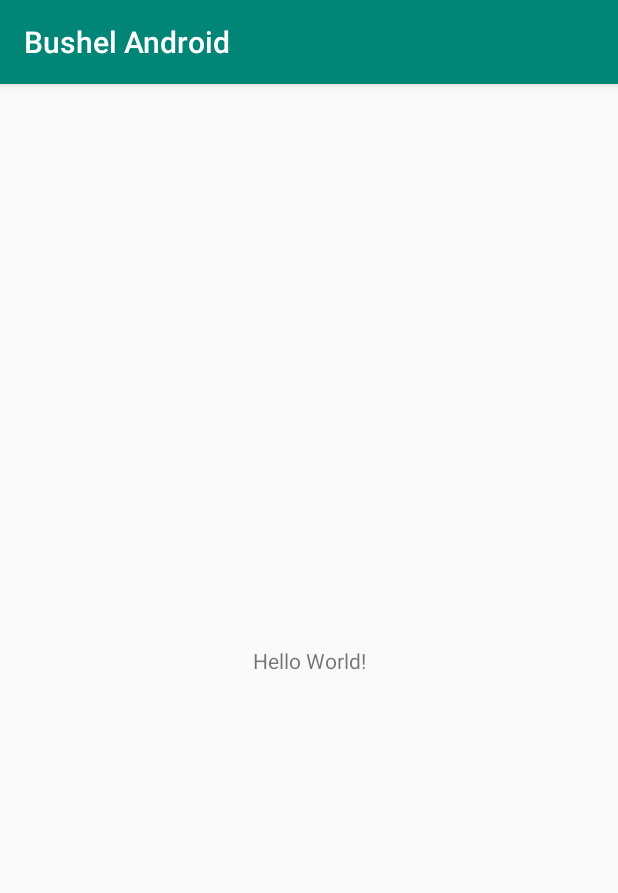
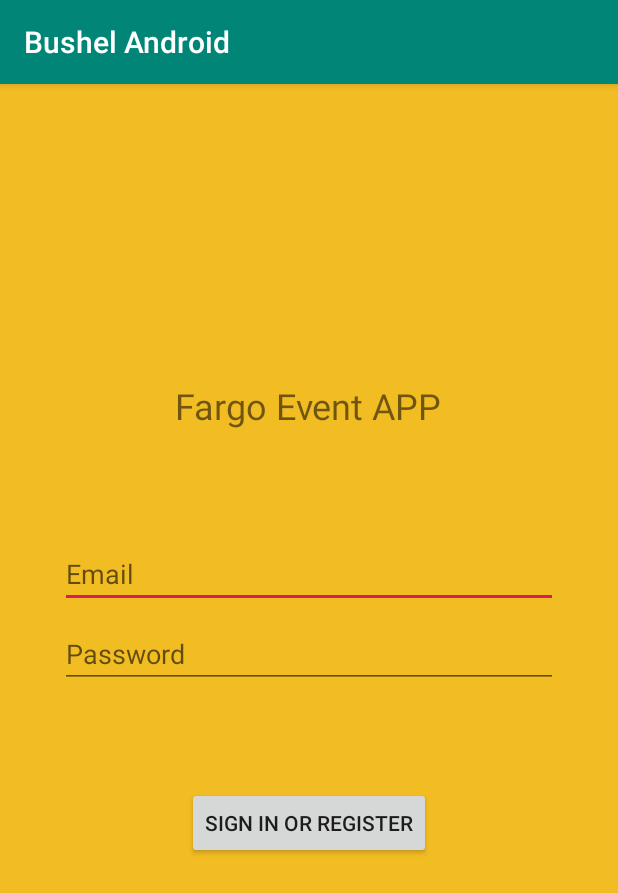
Before and after one commit to sqyqyq/Bushel_Android, an Android app: the screen it shows after launch (MainActivity), on a phone screen of 412 x 824 dp. Shown: the top 893 px of the screen. Run offline under Robolectric (Android 15) with nearby library versions, the phone set to English and light mode, and no system bars.

```diff
--- a/app/build.gradle
+++ b/app/build.gradle
@@ -25,11 +25,14 @@ android {
 
 dependencies {
     implementation fileTree(dir: 'libs', include: ['*.jar'])
-    implementation"org.jetbrains.kotlin:kotlin-stdlib-jdk7:$kotlin_version"
+    implementation "org.jetbrains.kotlin:kotlin-stdlib-jdk7:$kotlin_version"
     implementation 'androidx.appcompat:appcompat:1.0.2'
     implementation 'androidx.core:core-ktx:1.2.0'
     implementation 'androidx.constraintlayout:constraintlayout:1.1.3'
     testImplementation 'junit:junit:4.12'
     androidTestImplementation 'androidx.test.ext:junit:1.1.0'
     androidTestImplementation 'androidx.test.espresso:espresso-core:3.1.1'
+
+    implementation 'com.squareup.retrofit2:converter-gson:2.5.0'
+    implementation 'com.squareup.retrofit2:retrofit:2.5.0'
 }
--- a/app/src/main/AndroidManifest.xml
+++ b/app/src/main/AndroidManifest.xml
@@ -2,6 +2,7 @@
 <manifest xmlns:android="http://schemas.android.com/apk/res/android"
     package="com.example.bushelandroid">
 
+    <uses-permission android:name="android.permission.INTERNET" />
     <application
         android:allowBackup="true"
         android:icon="@mipmap/ic_launcher"
@@ -9,10 +10,10 @@
         android:roundIcon="@mipmap/ic_launcher_round"
         android:supportsRtl="true"
         android:theme="@style/AppTheme">
-        <activity android:name=".MainActivity">
+        <activity android:name=".activities.EventActivity"></activity>
+        <activity android:name=".activities.MainActivity">
             <intent-filter>
                 <action android:name="android.intent.action.MAIN" />
-
                 <category android:name="android.intent.category.LAUNCHER" />
             </intent-filter>
         </activity>
--- /dev/null
+++ b/app/src/main/java/com/example/bushelandroid/models/AppPreferences.kt
@@ -0,0 +1,54 @@
+package com.example.bushelandroid.models
+
+import android.content.Context
+
+class AppPreferences private constructor(private val myContx: Context) {
+
+    val isLoggedIn: Boolean
+        get() {
+            val sharedPreferences = myContx.getSharedPreferences(SHARED_PREF_NAME, Context.MODE_PRIVATE)
+            return sharedPreferences.getInt("id", -1) != -1
+        }
+
+//    val token: String?
+//        get() {
+//            val sharedPreferences = myContx.getSharedPreferences(SHARED_PREF_NAME, Context.MODE_PRIVATE)
+//            return sharedPreferences.getString("authorization",null)
+////                sharedPreferences.getString("username", null),
+//
+//
+//        }
+
+
+    fun saveToken(token: String?) {
+
+        val sharedPreferences = myContx.getSharedPreferences(SHARED_PREF_NAME, Context.MODE_PRIVATE)
+        val editor = sharedPreferences.edit()
+
+//        editor.putString("username", user.Username)
+        editor.putInt("id", 1)
+        editor.putString("authorization", token)
+        editor.apply()
+
+    }
+
+    fun clear() {
+        val sharedPreferences = myContx.getSharedPreferences(SHARED_PREF_NAME, Context.MODE_PRIVATE)
+        val editor = sharedPreferences.edit()
+        editor.clear()
+        editor.apply()
+    }
+
+    companion object {
+        private val SHARED_PREF_NAME = "my_shared_preff"
+        private var mInstance: AppPreferences? = null
+        @Synchronized
+        fun getInstance(myContx: Context): AppPreferences {
+            if (mInstance == null) {
+                mInstance = AppPreferences(myContx)
+            }
+            return mInstance as AppPreferences
+        }
+    }
+
+}
--- /dev/null
+++ b/app/src/main/java/com/example/bushelandroid/models/User.kt
@@ -0,0 +1,3 @@
+package com.example.bushelandroid.models
+
+data class User( val token:String?)
--- /dev/null
+++ b/app/src/main/java/com/example/bushelandroid/models/loginResponse.kt
@@ -0,0 +1,5 @@
+package com.example.bushelandroid.models
+
+//import com.google.gson.annotations.SerializedName
+
+data class LoginResponse (val token: String)
--- a/app/src/main/res/layout/activity_main.xml
+++ b/app/src/main/res/layout/activity_main.xml
@@ -2,17 +2,91 @@
 <androidx.constraintlayout.widget.ConstraintLayout xmlns:android="http://schemas.android.com/apk/res/android"
     xmlns:app="http://schemas.android.com/apk/res-auto"
     xmlns:tools="http://schemas.android.com/tools"
+    android:id="@+id/container"
     android:layout_width="match_parent"
     android:layout_height="match_parent"
-    tools:context=".MainActivity">
+    android:background="@color/Event_Yellow"
+    android:paddingLeft="@dimen/activity_horizontal_margin"
+    android:paddingTop="@dimen/activity_vertical_margin"
+    android:paddingRight="@dimen/activity_horizontal_margin"
+    android:paddingBottom="@dimen/activity_vertical_margin"
+    tools:context=".activities.MainActivity">
+
+    <EditText
+        android:id="@+id/edit_username"
+        android:layout_width="0dp"
+        android:layout_height="wrap_content"
+        android:layout_marginStart="24dp"
+        android:layout_marginTop="288dp"
+        android:layout_marginEnd="24dp"
+        android:autofillHints="username"
+        android:hint="@string/prompt_email"
+        android:inputType="textEmailAddress"
+        android:selectAllOnFocus="true"
+        app:layout_constraintEnd_toEndOf="parent"
+        app:layout_constraintStart_toStartOf="parent"
+        app:layout_constraintTop_toTopOf="parent" />
+
+    <EditText
+        android:id="@+id/edit_password"
+        android:layout_width="0dp"
+        android:layout_height="wrap_content"
+        android:layout_marginStart="24dp"
+        android:layout_marginTop="8dp"
+        android:layout_marginEnd="24dp"
+        android:autofillHints="password"
+        android:hint="@string/prompt_password"
+        android:imeActionLabel="@string/action_sign_in_short"
+        android:imeOptions="actionDone"
+        android:inputType="textPassword"
+        android:selectAllOnFocus="true"
+        app:layout_constraintEnd_toEndOf="parent"
+        app:layout_constraintStart_toStartOf="parent"
+        app:layout_constraintTop_toBottomOf="@+id/edit_username" />
+
+    <Button
+        android:id="@+id/login"
+        android:layout_width="wrap_content"
+        android:layout_height="wrap_content"
+        android:layout_gravity="start"
+        android:layout_marginStart="48dp"
+        android:layout_marginTop="16dp"
+        android:layout_marginEnd="48dp"
+        android:layout_marginBottom="64dp"
+
+        android:text="@string/action_sign_in"
+        app:layout_constraintBottom_toBottomOf="parent"
+        app:layout_constraintEnd_toEndOf="parent"
+        app:layout_constraintStart_toStartOf="parent"
+        app:layout_constraintTop_toBottomOf="@+id/edit_password"
+        app:layout_constraintVertical_bias="0.226" />
+
+    <ProgressBar
+        android:id="@+id/loading"
+        android:layout_width="wrap_content"
+        android:layout_height="wrap_content"
+        android:layout_gravity="center"
+        android:layout_marginStart="32dp"
+        android:layout_marginTop="64dp"
+        android:layout_marginEnd="32dp"
+        android:layout_marginBottom="64dp"
+        android:visibility="gone"
+        app:layout_constraintBottom_toBottomOf="parent"
+        app:layout_constraintEnd_toEndOf="@+id/edit_password"
+        app:layout_constraintStart_toStartOf="@+id/edit_password"
+        app:layout_constraintTop_toTopOf="parent"
+        app:layout_constraintVertical_bias="0.49" />
 
     <TextView
+        android:id="@+id/fargo_event_title"
         android:layout_width="wrap_content"
         android:layout_height="wrap_content"
-        android:text="Hello World!"
-        app:layout_constraintBottom_toBottomOf="parent"
-        app:layout_constraintLeft_toLeftOf="parent"
-        app:layout_constraintRight_toRightOf="parent"
-        app:layout_constraintTop_toTopOf="parent" />
-
+        android:text="@string/fargo_event_app"
+        android:textSize="24sp"
+        app:layout_constraintBottom_toTopOf="@+id/edit_username"
+        app:layout_constraintEnd_toEndOf="parent"
+        app:layout_constraintHorizontal_bias="0.497"
+        app:layout_constraintStart_toStartOf="parent"
+        app:layout_constraintTop_toTopOf="parent"
+        app:layout_constraintVertical_bias="0.713" />
 </androidx.constraintlayout.widget.ConstraintLayout>
--- a/app/src/main/res/values/colors.xml
+++ b/app/src/main/res/values/colors.xml
@@ -3,4 +3,6 @@
     <color name="colorPrimary">#008577</color>
     <color name="colorPrimaryDark">#00574B</color>
     <color name="colorAccent">#D81B60</color>
+    <color name="Event_Yellow">#F2BC23</color>
+    <color name="Event_Dark_Yellow"> #C7960E</color>
 </resources>
--- /dev/null
+++ b/app/src/main/res/values/dimens.xml
@@ -0,0 +1,5 @@
+<?xml version="1.0" encoding="utf-8"?>
+<resources>
+    <dimen name="activity_horizontal_margin">16dp</dimen>
+    <dimen name="activity_vertical_margin">16dp</dimen>
+</resources>
--- a/app/src/main/res/values/strings.xml
+++ b/app/src/main/res/values/strings.xml
@@ -1,3 +1,14 @@
 <resources>
     <string name="app_name">Bushel Android</string>
+
+
+    <string name="prompt_email">Email</string>
+    <string name="prompt_password">Password</string>
+    <string name="action_sign_in">Sign in or register</string>
+    <string name="action_sign_in_short">Sign in</string>
+    <string name="welcome">"Welcome !"</string>
+    <string name="invalid_username">Not a valid username</string>
+    <string name="invalid_password">Password must be >5 characters</string>
+    <string name="login_failed">"Login failed"</string>
+    <string name="fargo_event_app">Fargo Event APP</string>
 </resources>
```
Also changed, not shown: app/src/main/java/com/example/bushelandroid/MainActivity.kt (deleted, +0 -12 lines), app/src/main/java/com/example/bushelandroid/activities/EventActivity.kt (added, +24 -0 lines), app/src/main/java/com/example/bushelandroid/activities/MainActivity.kt (added, +71 -0 lines), app/src/main/java/com/example/bushelandroid/api/Api.kt (added, +17 -0 lines), app/src/main/java/com/example/bushelandroid/api/RetrofitClient.kt (added, +20 -0 lines), app/src/main/res/layout/activity_event.xml (added, +18 -0 lines).
